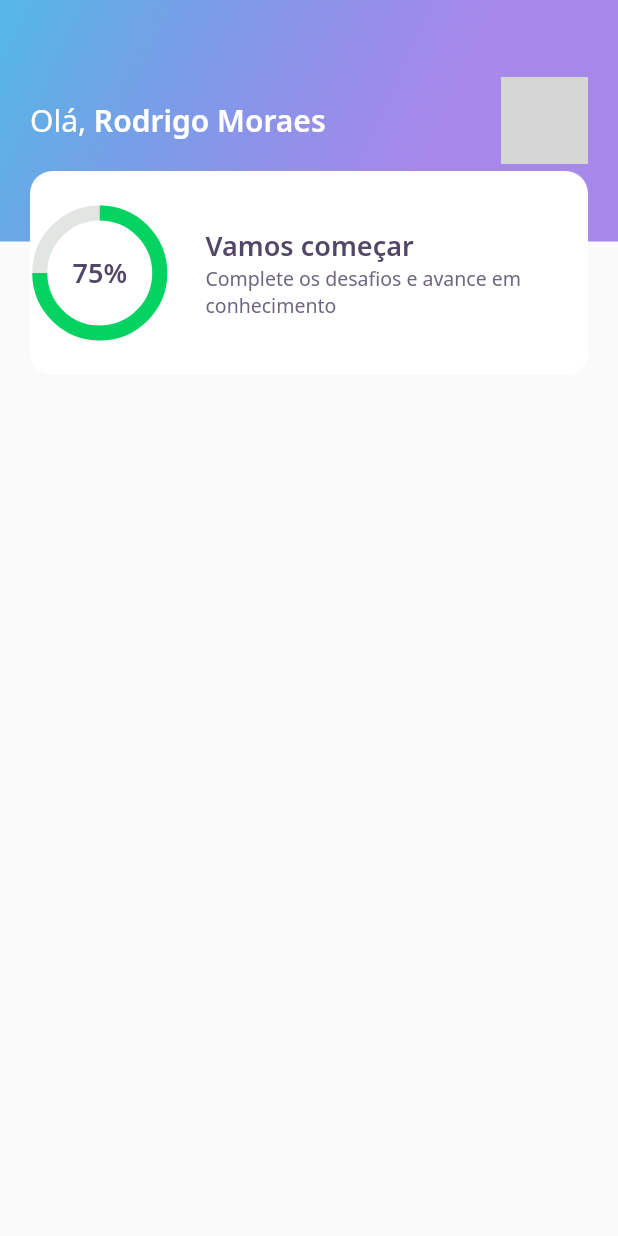
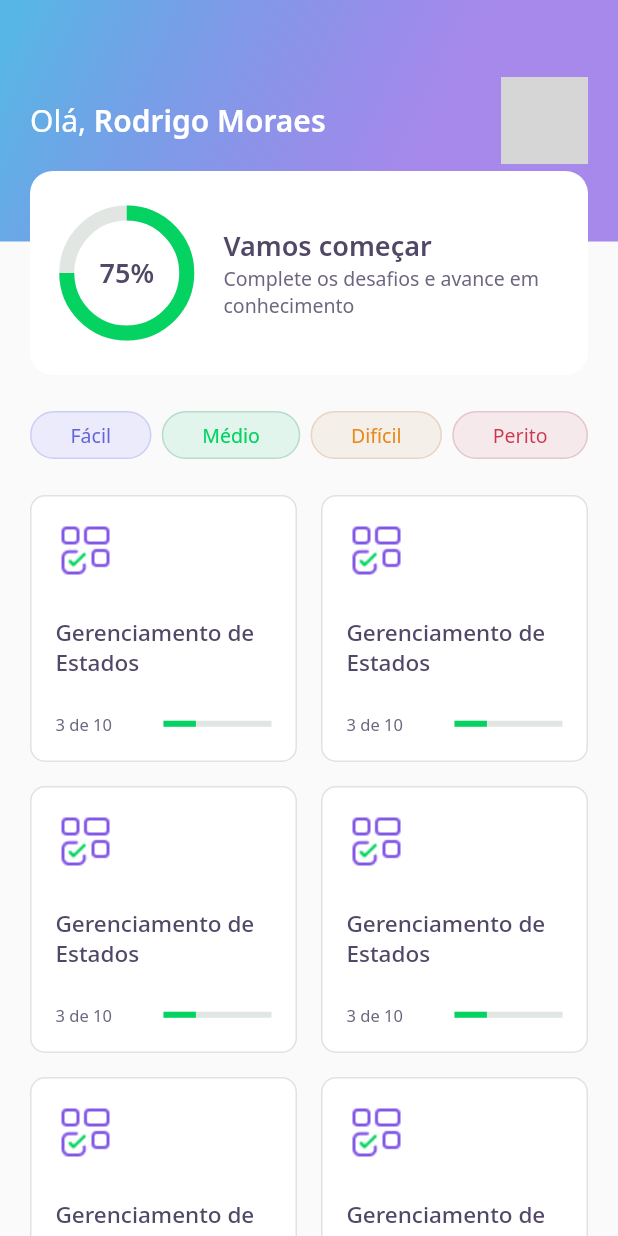
Before and after one commit to rod-moraes/nlw5-flutter-dev-quizz, a Flutter app: the HomePage screen opened directly, on a phone screen of 412 x 824 dp. Run offline on Flutter 3.47's test engine with Material 2 defaults, Android fonts, the phone set to English and light mode, and no system bars; our stand-ins replace google_fonts; network calls fail; grey boxes are pictures that could not be loaded.

Commit message:
In the Home - Created Level Button and Quiz Card and Modify Score Card, Created Challeng Page with Widgets (Awnser, Question Indicator, Quiz), Created Shared folder to Widget Progress Indicator, Modify App_Text_Styles to bold mediun

```diff
--- a/lib/core/app_text_styles.dart
+++ b/lib/core/app_text_styles.dart
@@ -31,7 +31,7 @@
   static final TextStyle heading15 = GoogleFonts.notoSans(
     color: AppColors.black,
     fontSize: 15,
-    fontWeight: FontWeight.w600,
+    fontWeight: FontWeight.w500,
   );
 
   static final TextStyle body = GoogleFonts.notoSans(
--- a/lib/core/app_widget.dart
+++ b/lib/core/app_widget.dart
@@ -1,4 +1,5 @@
 //import 'package:DevQuiz/home/home_page.dart';
+import 'package:dev_quizz_nlw/challenge/challenge_page.dart';
 import 'package:dev_quizz_nlw/home/home_page.dart';
 import 'package:dev_quizz_nlw/splash/splash_page.dart';
 import 'package:flutter/material.dart';
@@ -8,7 +9,7 @@
   Widget build(BuildContext context) {
     return MaterialApp(
       title: "DevQuiz",
-      home: HomePage(),
+      home: ChallengePage(),
     );
   }
 }
--- a/lib/home/home_page.dart
+++ b/lib/home/home_page.dart
@@ -1,8 +1,10 @@
 import 'package:dev_quizz_nlw/home/widgets/appbar/app_bar_widget.dart';
+import 'package:dev_quizz_nlw/home/widgets/level_button/level_button_widget.dart';
+import 'package:dev_quizz_nlw/home/widgets/quiz_card/quiz_card_widget.dart';
 import 'package:flutter/material.dart';
 
 class HomePage extends StatefulWidget {
-  HomePage({Key? key}): super(key:key);
+  HomePage({Key? key}) : super(key: key);
   @override
   _HomePageState createState() => _HomePageState();
 }
@@ -12,6 +14,43 @@
   Widget build(BuildContext context) {
     return Scaffold(
       appBar: AppBarWidget(),
+      body: Column(
+        children: [
+          SizedBox(
+            height: 24,
+          ),
+          Padding(
+            padding: const EdgeInsets.symmetric(horizontal: 20),
+            child: Row(
+              mainAxisAlignment: MainAxisAlignment.spaceBetween,
+              children: [
+                LevelButtonWidget(label: "Fácil"),
+                LevelButtonWidget(label: "Médio"),
+                LevelButtonWidget(label: "Difícil"),
+                LevelButtonWidget(label: "Perito"),
+              ],
+            ),
+          ),
+          SizedBox(
+            height: 24,
+          ),
+          Expanded(
+              child: GridView.count(
+            crossAxisSpacing: 16,
+            mainAxisSpacing: 16,
+            padding: const EdgeInsets.symmetric(horizontal: 20),
+            crossAxisCount: 2,
+            children: [
+              QuizCardWidget(),
+              QuizCardWidget(),
+              QuizCardWidget(),
+              QuizCardWidget(),
+              QuizCardWidget(),
+              QuizCardWidget(),
+            ],
+          ))
+        ],
+      ),
     );
   }
 }
--- /dev/null
+++ b/lib/home/widgets/level_button/level_button_widget.dart
@@ -0,0 +1,50 @@
+import 'package:dev_quizz_nlw/core/core.dart';
+import 'package:flutter/material.dart';
+import 'package:google_fonts/google_fonts.dart';
+
+class LevelButtonWidget extends StatelessWidget {
+  final String label;
+  LevelButtonWidget({Key? key, required this.label})
+      : assert(["Fácil", "Médio", "Difícil", "Perito"].contains(label)),
+        super(key: key);
+  final config = {
+    "Fácil": {
+      "color": AppColors.levelButtonFacil,
+      "borderColor": AppColors.levelButtonBorderFacil,
+      "fontColor": AppColors.levelButtonTextFacil,
+    },
+    "Médio": {
+      "color": AppColors.levelButtonMedio,
+      "borderColor": AppColors.levelButtonBorderMedio,
+      "fontColor": AppColors.levelButtonTextMedio,
+    },
+    "Difícil": {
+      "color": AppColors.levelButtonDificil,
+      "borderColor": AppColors.levelButtonBorderDificil,
+      "fontColor": AppColors.levelButtonTextDificil,
+    },
+    "Perito": {
+      "color": AppColors.levelButtonPerito,
+      "borderColor": AppColors.levelButtonBorderPerito,
+      "fontColor": AppColors.levelButtonTextPerito,
+    }
+  };
+
+  Color get color => config[label]!['color']!;
+  Color get borderColor => config[label]!['borderColor']!;
+  Color get fontColor => config[label]!['fontColor']!;
+
+  @override
+  Widget build(BuildContext context) {
+    return Container(
+        decoration: BoxDecoration(
+            color: color,
+            border: Border.fromBorderSide(BorderSide(color: borderColor)),
+            borderRadius: BorderRadius.circular(28)),
+        child: Padding(
+          padding: const EdgeInsets.symmetric(horizontal: 26, vertical: 6),
+          child: Text(label,
+              style: GoogleFonts.notoSans(color: fontColor, fontSize: 13)),
+        ));
+  }
+}
--- /dev/null
+++ b/lib/home/widgets/quiz_card/quiz_card_widget.dart
@@ -0,0 +1,48 @@
+import 'package:dev_quizz_nlw/core/core.dart';
+import 'package:dev_quizz_nlw/shared/widgets/progress_indicator/progress_indicator_widget.dart';
+import 'package:flutter/material.dart';
+
+class QuizCardWidget extends StatelessWidget {
+  @override
+  Widget build(BuildContext context) {
+    return Container(
+      padding: EdgeInsets.all(16),
+      decoration: BoxDecoration(
+        border: Border.fromBorderSide(
+          BorderSide(color: AppColors.border),
+        ),
+        color: AppColors.white,
+        borderRadius: BorderRadius.circular(10),
+      ),
+      child: Column(
+        crossAxisAlignment: CrossAxisAlignment.start,
+        children: [
+          Container(
+              height: 40, width: 40, child: Image.asset(AppImages.blocks)),
+          SizedBox(
+            height: 24,
+          ),
+          Text(
+            "Gerenciamento de Estados",
+            style: AppTextStyles.heading15,
+          ),
+          SizedBox(
+            height: 24,
+          ),
+          Row(
+            children: [
+              Expanded(
+                flex: 1,
+                child: Text(
+                  "3 de 10",
+                  style: AppTextStyles.body11,
+                ),
+              ),
+              Expanded(flex: 1, child: ProgressIndicatorWidget(value: 0.3))
+            ],
+          )
+        ],
+      ),
+    );
+  }
+}
--- a/lib/home/widgets/score_card/score_card_widget.dart
+++ b/lib/home/widgets/score_card/score_card_widget.dart
@@ -7,32 +7,33 @@
   @override
   Widget build(BuildContext context) {
     return Padding(
-      padding: const EdgeInsets.only(left: 20,right: 20),
+      padding: const EdgeInsets.only(left: 20, right: 20),
       child: Container(
+        padding: const EdgeInsets.symmetric(horizontal: 24),
         height: 136,
         decoration: BoxDecoration(
-          color: AppColors.white,
-          borderRadius: BorderRadius.circular(15)
-        ),
+            color: AppColors.white, borderRadius: BorderRadius.circular(15)),
         child: Row(
           crossAxisAlignment: CrossAxisAlignment.center,
           children: [
-            Expanded(
-                flex: 1,
-                child: ChartWidget()
-            ),
+            Expanded(flex: 1, child: ChartWidget()),
             Expanded(
               flex: 3,
               child: Padding(
-                  padding: const EdgeInsets.only(left:24),
+                padding: const EdgeInsets.only(left: 24),
                 child: Column(
                     mainAxisAlignment: MainAxisAlignment.center,
                     crossAxisAlignment: CrossAxisAlignment.start,
-                  children:[
-                    Text("Vamos começar", style: AppTextStyles.heading,),
-                    Text("Complete os desafios e avance em conhecimento", style: AppTextStyles.body,)
-                  ]
+                    children: [
+                      Text(
+                        "Vamos começar",
+                        style: AppTextStyles.heading,
                       ),
+                      Text(
+                        "Complete os desafios e avance em conhecimento",
+                        style: AppTextStyles.body,
+                      )
+                    ]),
               ),
             )
           ],
--- /dev/null
+++ b/lib/shared/widgets/progress_indicator/progress_indicator_widget.dart
@@ -0,0 +1,16 @@
+import 'package:dev_quizz_nlw/core/app_colors.dart';
+import 'package:flutter/material.dart';
+
+class ProgressIndicatorWidget extends StatelessWidget {
+  final double value;
+  const ProgressIndicatorWidget({Key? key, required this.value})
+      : super(key: key);
+  @override
+  Widget build(BuildContext context) {
+    return LinearProgressIndicator(
+      value: value,
+      backgroundColor: AppColors.chartSecondary,
+      valueColor: AlwaysStoppedAnimation<Color>(AppColors.chartPrimary),
+    );
+  }
+}
```
Also changed, not shown: lib/challenge/challenge_page.dart (added, +19 -0 lines), lib/challenge/widgets/awnser/awnser_widget.dart (added, +70 -0 lines), lib/challenge/widgets/question_indicator/question_indicator_widget.dart (added, +31 -0 lines), lib/challenge/widgets/quiz/quiz_widget.dart (added, +30 -0 lines). Lines whose indentation alone changed are shown as unchanged.
